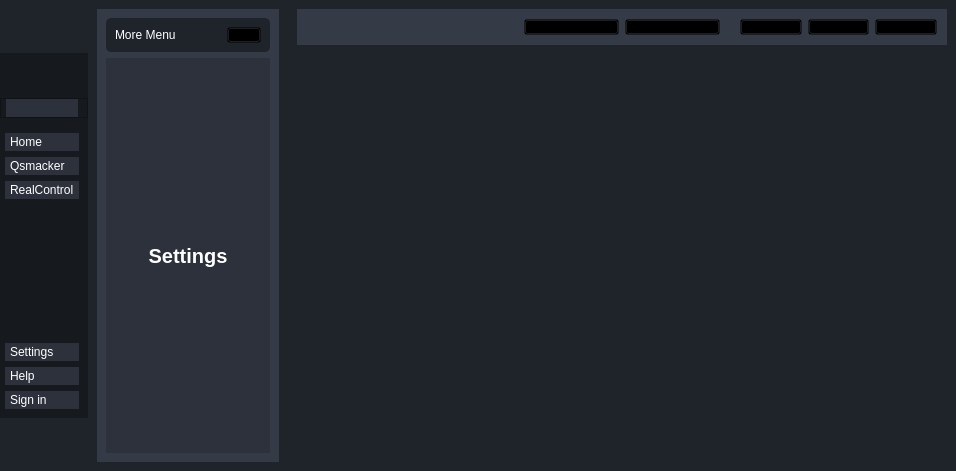
j37hr0/RTSUtilityApp, file mainWindow_dark.ui: the form before one commit.
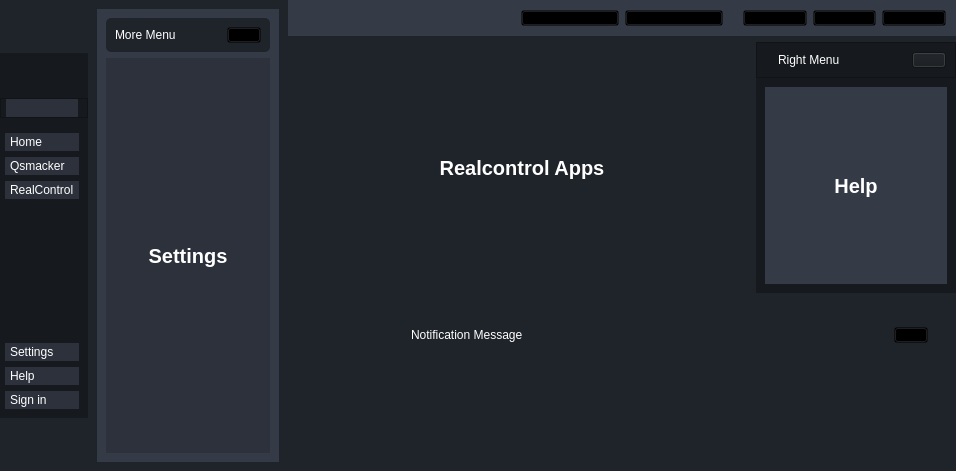
The form after the commit. Icons and pictures are not drawn.

Commit message: much progress on dark ui

What changed in the file:
```diff
--- a/mainWindow_dark.ui
+++ b/mainWindow_dark.ui
@@ -25,7 +25,7 @@
 #centralwidget{
 background-color: #1f232a;
 }
-#leftMenuSubContainer {
+#leftMenuSubContainer,  #rightMenuSubContainer{
 background-color: #1619d;
 }
 #leftMenuSubContainer QPushButton{
@@ -41,6 +41,9 @@
 	background-color:#1f232a;
 	border-radius: 5px;
 }
+#frame_8 {
+	background-color: #16191d;
+}
 #headerContainer{
 	background-color: #343b47;
 }</string>
@@ -445,6 +448,9 @@
              </item>
              <item alignment="Qt::AlignRight">
               <widget class="QPushButton" name="pushButton">
+               <property name="toolTip">
+                <string>Close Menu</string>
+               </property>
                <property name="text">
                 <string/>
                </property>
@@ -468,6 +474,9 @@
             <property name="styleSheet">
              <string notr="true">background-color: #2c313c;</string>
             </property>
+            <property name="currentIndex">
+             <number>0</number>
+            </property>
             <widget class="QWidget" name="page">
              <layout class="QVBoxLayout" name="verticalLayout_6">
               <item>
@@ -566,6 +575,18 @@
        <string notr="true"/>
       </property>
       <layout class="QVBoxLayout" name="verticalLayout_10">
+       <property name="leftMargin">
+        <number>0</number>
+       </property>
+       <property name="topMargin">
+        <number>0</number>
+       </property>
+       <property name="rightMargin">
+        <number>0</number>
+       </property>
+       <property name="bottomMargin">
+        <number>100</number>
+       </property>
        <item alignment="Qt::AlignTop">
         <widget class="QWidget" name="headerContainer" native="true">
          <layout class="QHBoxLayout" name="horizontalLayout_5">
@@ -605,6 +626,9 @@
             <layout class="QHBoxLayout" name="horizontalLayout_6">
              <item>
               <widget class="QPushButton" name="pushButton_6">
+               <property name="toolTip">
+                <string>More</string>
+               </property>
                <property name="text">
                 <string/>
                </property>
@@ -616,6 +640,9 @@
              </item>
              <item>
               <widget class="QPushButton" name="pushButton_5">
+               <property name="toolTip">
+                <string>Profile Info</string>
+               </property>
                <property name="text">
                 <string/>
                </property>
@@ -708,6 +735,292 @@
            <verstretch>0</verstretch>
           </sizepolicy>
          </property>
+         <layout class="QHBoxLayout" name="horizontalLayout_7">
+          <property name="spacing">
+           <number>0</number>
+          </property>
+          <property name="leftMargin">
+           <number>0</number>
+          </property>
+          <property name="topMargin">
+           <number>0</number>
+          </property>
+          <property name="rightMargin">
+           <number>0</number>
+          </property>
+          <property name="bottomMargin">
+           <number>0</number>
+          </property>
+          <item>
+           <widget class="QWidget" name="mainContentsContainer" native="true">
+            <layout class="QVBoxLayout" name="verticalLayout_15">
+             <property name="spacing">
+              <number>0</number>
+             </property>
+             <property name="leftMargin">
+              <number>0</number>
+             </property>
+             <property name="topMargin">
+              <number>0</number>
+             </property>
+             <property name="rightMargin">
+              <number>0</number>
+             </property>
+             <property name="bottomMargin">
+              <number>0</number>
+             </property>
+             <item>
+              <widget class="QStackedWidget" name="stackedWidget_3">
+               <property name="currentIndex">
+                <number>0</number>
+               </property>
+               <widget class="QWidget" name="page_6">
+                <layout class="QVBoxLayout" name="verticalLayout_16">
+                 <item>
+                  <widget class="QLabel" name="label_8">
+                   <property name="font">
+                    <font>
+                     <pointsize>15</pointsize>
+                     <weight>75</weight>
+                     <bold>true</bold>
+                    </font>
+                   </property>
+                   <property name="styleSheet">
+                    <string notr="true"/>
+                   </property>
+                   <property name="text">
+                    <string>Realcontrol Apps</string>
+                   </property>
+                   <property name="alignment">
+                    <set>Qt::AlignCenter</set>
+                   </property>
+                  </widget>
+                 </item>
+                </layout>
+               </widget>
+               <widget class="QWidget" name="page_7">
+                <layout class="QVBoxLayout" name="verticalLayout_17">
+                 <item>
+                  <widget class="QLabel" name="label_9">
+                   <property name="font">
+                    <font>
+                     <pointsize>15</pointsize>
+                     <weight>75</weight>
+                     <bold>true</bold>
+                    </font>
+                   </property>
+                   <property name="styleSheet">
+                    <string notr="true">background-color: #343b47;</string>
+                   </property>
+                   <property name="text">
+                    <string>Qsmacker Apps</string>
+                   </property>
+                   <property name="alignment">
+                    <set>Qt::AlignCenter</set>
+                   </property>
+                  </widget>
+                 </item>
+                </layout>
+               </widget>
+              </widget>
+             </item>
+            </layout>
+           </widget>
+          </item>
+          <item alignment="Qt::AlignRight">
+           <widget class="QWidget" name="rightMenuContainer" native="true">
+            <property name="minimumSize">
+             <size>
+              <width>200</width>
+              <height>0</height>
+             </size>
+            </property>
+            <layout class="QVBoxLayout" name="verticalLayout_11">
+             <property name="spacing">
+              <number>0</number>
+             </property>
+             <property name="leftMargin">
+              <number>0</number>
+             </property>
+             <property name="topMargin">
+              <number>0</number>
+             </property>
+             <property name="rightMargin">
+              <number>0</number>
+             </property>
+             <property name="bottomMargin">
+              <number>0</number>
+             </property>
+             <item>
+              <widget class="QWidget" name="rightMenuSubContainer" native="true">
+               <property name="minimumSize">
+                <size>
+                 <width>200</width>
+                 <height>0</height>
+                </size>
+               </property>
+               <property name="styleSheet">
+                <string notr="true">background-color: #16191d;</string>
+               </property>
+               <layout class="QVBoxLayout" name="verticalLayout_12">
+                <property name="spacing">
+                 <number>0</number>
+                </property>
+                <property name="leftMargin">
+                 <number>0</number>
+                </property>
+                <property name="topMargin">
+                 <number>0</number>
+                </property>
+                <property name="rightMargin">
+                 <number>0</number>
+                </property>
+                <property name="bottomMargin">
+                 <number>0</number>
+                </property>
+                <item>
+                 <widget class="QFrame" name="frame_8">
+                  <property name="frameShape">
+                   <enum>QFrame::StyledPanel</enum>
+                  </property>
+                  <property name="frameShadow">
+                   <enum>QFrame::Raised</enum>
+                  </property>
+                  <layout class="QHBoxLayout" name="horizontalLayout_8">
+                   <item alignment="Qt::AlignHCenter">
+                    <widget class="QLabel" name="label_5">
+                     <property name="text">
+                      <string>Right Menu</string>
+                     </property>
+                    </widget>
+                   </item>
+                   <item alignment="Qt::AlignRight">
+                    <widget class="QPushButton" name="pushButton_7">
+                     <property name="toolTip">
+                      <string>Close Menu</string>
+                     </property>
+                     <property name="text">
+                      <string/>
+                     </property>
+                     <property name="icon">
+                      <iconset resource="resources.qrc">
+                       <normaloff>:/icons/icons/x.svg</normaloff>:/icons/icons/x.svg</iconset>
+                     </property>
+                    </widget>
+                   </item>
+                  </layout>
+                 </widget>
+                </item>
+                <item>
+                 <widget class="QStackedWidget" name="stackedWidget_2">
+                  <property name="currentIndex">
+                   <number>1</number>
+                  </property>
+                  <widget class="QWidget" name="page_4">
+                   <layout class="QVBoxLayout" name="verticalLayout_13">
+                    <item>
+                     <widget class="QLabel" name="label_6">
+                      <property name="font">
+                       <font>
+                        <pointsize>15</pointsize>
+                        <weight>75</weight>
+                        <bold>true</bold>
+                       </font>
+                      </property>
+                      <property name="styleSheet">
+                       <string notr="true">background-color: #343b47;</string>
+                      </property>
+                      <property name="text">
+                       <string>Profile</string>
+                      </property>
+                      <property name="alignment">
+                       <set>Qt::AlignCenter</set>
+                      </property>
+                     </widget>
+                    </item>
+                   </layout>
+                  </widget>
+                  <widget class="QWidget" name="page_5">
+                   <layout class="QVBoxLayout" name="verticalLayout_14">
+                    <item>
+                     <widget class="QLabel" name="label_7">
+                      <property name="font">
+                       <font>
+                        <pointsize>15</pointsize>
+                        <weight>75</weight>
+                        <bold>true</bold>
+                       </font>
+                      </property>
+                      <property name="styleSheet">
+                       <string notr="true">background-color: #343b47;</string>
+                      </property>
+                      <property name="text">
+                       <string>Help</string>
+                      </property>
+                      <property name="alignment">
+                       <set>Qt::AlignCenter</set>
+                      </property>
+                     </widget>
+                    </item>
+                   </layout>
+                  </widget>
+                 </widget>
+                </item>
+               </layout>
+              </widget>
+             </item>
+            </layout>
+           </widget>
+          </item>
+         </layout>
+        </widget>
+       </item>
+       <item>
+        <widget class="QWidget" name="popupNotificationContainer" native="true">
+         <layout class="QVBoxLayout" name="verticalLayout_18">
+          <item>
+           <widget class="QWidget" name="popupNotificationSubContainer" native="true">
+            <layout class="QVBoxLayout" name="verticalLayout_19">
+             <item>
+              <widget class="QFrame" name="frame_9">
+               <property name="frameShape">
+                <enum>QFrame::StyledPanel</enum>
+               </property>
+               <property name="frameShadow">
+                <enum>QFrame::Raised</enum>
+               </property>
+               <layout class="QHBoxLayout" name="horizontalLayout_9">
+                <item alignment="Qt::AlignHCenter">
+                 <widget class="QLabel" name="label_10">
+                  <property name="sizePolicy">
+                   <sizepolicy hsizetype="Expanding" vsizetype="Preferred">
+                    <horstretch>0</horstretch>
+                    <verstretch>0</verstretch>
+                   </sizepolicy>
+                  </property>
+                  <property name="text">
+                   <string>Notification Message</string>
+                  </property>
+                 </widget>
+                </item>
+                <item alignment="Qt::AlignRight">
+                 <widget class="QPushButton" name="pushButton_8">
+                  <property name="text">
+                   <string/>
+                  </property>
+                  <property name="icon">
+                   <iconset resource="resources.qrc">
+                    <normaloff>:/icons/icons/x.svg</normaloff>:/icons/icons/x.svg</iconset>
+                  </property>
+                 </widget>
+                </item>
+               </layout>
+              </widget>
+             </item>
+            </layout>
+           </widget>
+          </item>
+         </layout>
         </widget>
        </item>
       </layout>
```
